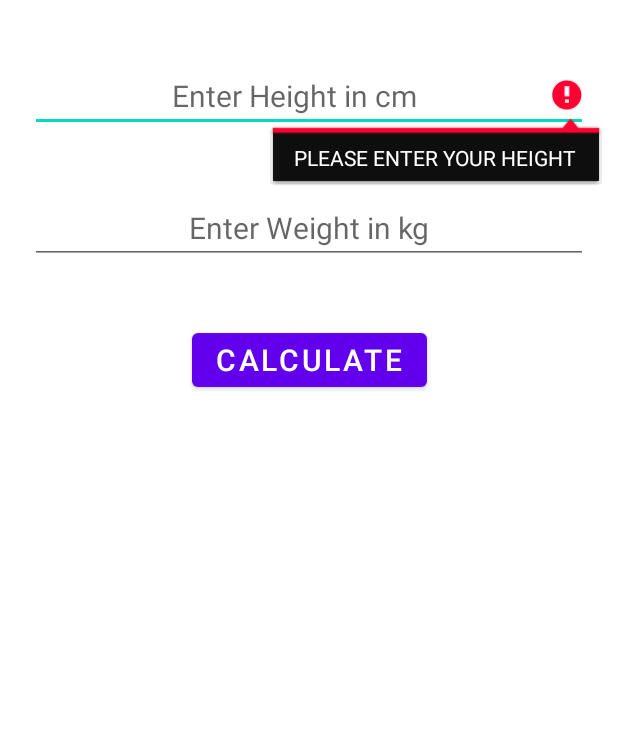
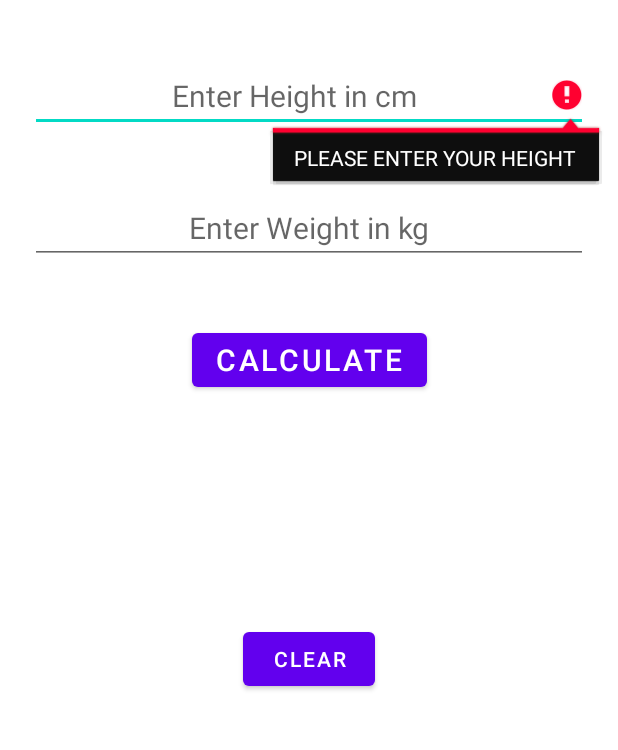
Before and after one commit to ShreeOcean/BMICalculatorAndroidApp, an Android app: the screen it shows after launch (MainActivity), after a tap on "CALCULATE", on a phone screen of 412 x 824 dp, the part 205-955 px from its top. Run offline under Robolectric (Android 15) with nearby library versions, the phone set to English and light mode, and no system bars.

Commit message:
Initial Commit

```diff
--- a/app/src/main/java/nic/ocean/bmicalculator/MainActivity.java
+++ b/app/src/main/java/nic/ocean/bmicalculator/MainActivity.java
@@ -13,7 +13,7 @@ public class MainActivity extends AppCompatActivity {
 
     TextView tvResult,tvSuggestion;
     EditText etHeight,etWeight;
-    Button btnCalculate;
+    Button btnCalculate,btnClear;
 
     @Override
     protected void onCreate(Bundle savedInstanceState) {
@@ -25,12 +25,15 @@ public class MainActivity extends AppCompatActivity {
 
         tvResult = findViewById(R.id.tvResult);
         tvSuggestion = findViewById(R.id.tvSuggestion);
+        btnClear = findViewById(R.id.btnClear);
 
         findViewById(R.id.btnCalculate).setOnClickListener(new View.OnClickListener() {
 
             //logic for validation, input can't be empty
             @Override
             public void onClick(View view) {
+
+                btnClear.setVisibility(View.VISIBLE);
 
                 String height = etHeight.getText().toString();
                 String weight = etWeight.getText().toString();
@@ -41,7 +44,7 @@ public class MainActivity extends AppCompatActivity {
                     return;
                 }
 
-                if(TextUtils.isEmpty(weight)){
+                else if(TextUtils.isEmpty(weight)){
                     etWeight.setError("PLEASE ENTER YOUR WEIGHT");
                     etWeight.requestFocus();
                     return;
@@ -58,6 +61,18 @@ public class MainActivity extends AppCompatActivity {
                 String bmiInterpretation = interpretBMI(bmiValue);
 
                 tvResult.setText(String.valueOf(bmiValue + "-" + bmiInterpretation));
+            }
+        });
+
+        btnClear.setOnClickListener(new View.OnClickListener() {
+            @Override
+            public void onClick(View view) {
+                tvResult.setText(null);
+                tvSuggestion.setText(null);
+                etWeight.setText(null);
+                etHeight.setText(null);
+
+                btnClear.setVisibility(View.GONE);
             }
         });
 
@@ -91,4 +106,5 @@ public class MainActivity extends AppCompatActivity {
         }
 
     }
+
 }
--- a/app/src/main/res/layout/activity_main.xml
+++ b/app/src/main/res/layout/activity_main.xml
@@ -42,9 +42,12 @@
         android:layout_marginTop="40dp"
         android:layout_marginLeft="20dp"
         android:layout_marginBottom="20dp"
-        android:layout_marginRight="20dp"        android:hint="Enter Weight in kg"
+        android:layout_marginRight="20dp"
+        android:hint="Enter Weight in kg"
         android:textAlignment="center"
         android:textSize="20sp"
+        app:layout_constraintEnd_toEndOf="parent"
+        app:layout_constraintStart_toStartOf="parent"
         app:layout_constraintTop_toBottomOf="@+id/etHeight" />
 
     <Button
@@ -62,28 +65,42 @@
         app:layout_constraintTop_toBottomOf="@+id/etWeight" />
 
     <LinearLayout
+        android:id="@+id/linearLayout"
         android:layout_width="match_parent"
         android:layout_height="wrap_content"
+        android:layout_marginLeft="20dp"
+        android:layout_marginTop="40dp"
+        android:layout_marginRight="20dp"
         android:orientation="vertical"
-        android:layout_marginTop="40dp"
-        android:layout_marginLeft="20dp"
-        android:layout_marginBottom="20dp"
-        android:layout_marginRight="20dp"
+        app:layout_constraintEnd_toEndOf="parent"
+        app:layout_constraintStart_toStartOf="parent"
         app:layout_constraintTop_toBottomOf="@+id/btnCalculate">
 
         <TextView
             android:id="@+id/tvResult"
             android:layout_width="match_parent"
             android:layout_height="wrap_content"
-            android:textSize="30sp"
-            android:textAlignment="center"/>
+            android:textAlignment="center"
+            android:textSize="30sp" />
+
         <TextView
             android:id="@+id/tvSuggestion"
             android:layout_width="match_parent"
             android:layout_height="wrap_content"
-            android:textSize="30sp"
             android:layout_marginTop="10dp"
-            android:textAlignment="center"/>
+            android:textAlignment="center"
+            android:textSize="30sp" />
+
+        <Button
+            android:id="@+id/btnClear"
+            android:layout_width="wrap_content"
+            android:layout_height="wrap_content"
+            android:text="CLEAR"
+            android:visibility="gone"
+            android:layout_margin="20dp"
+            android:layout_gravity="center"/>
     </LinearLayout>
 
+
+
 </androidx.constraintlayout.widget.ConstraintLayout>
```
